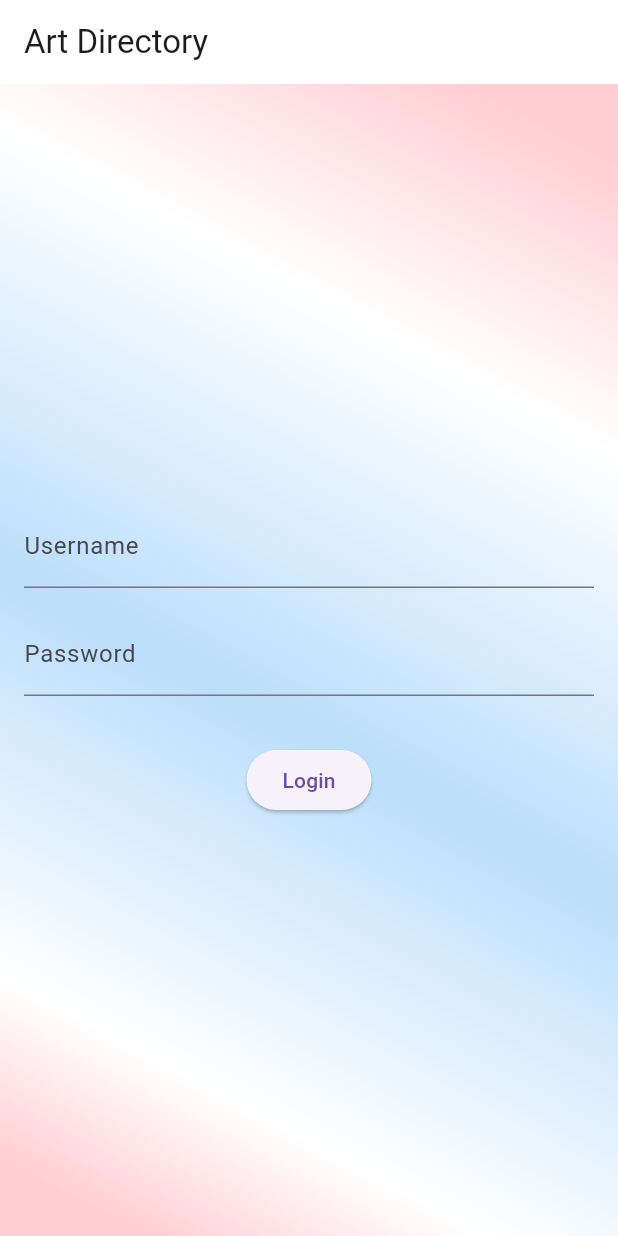
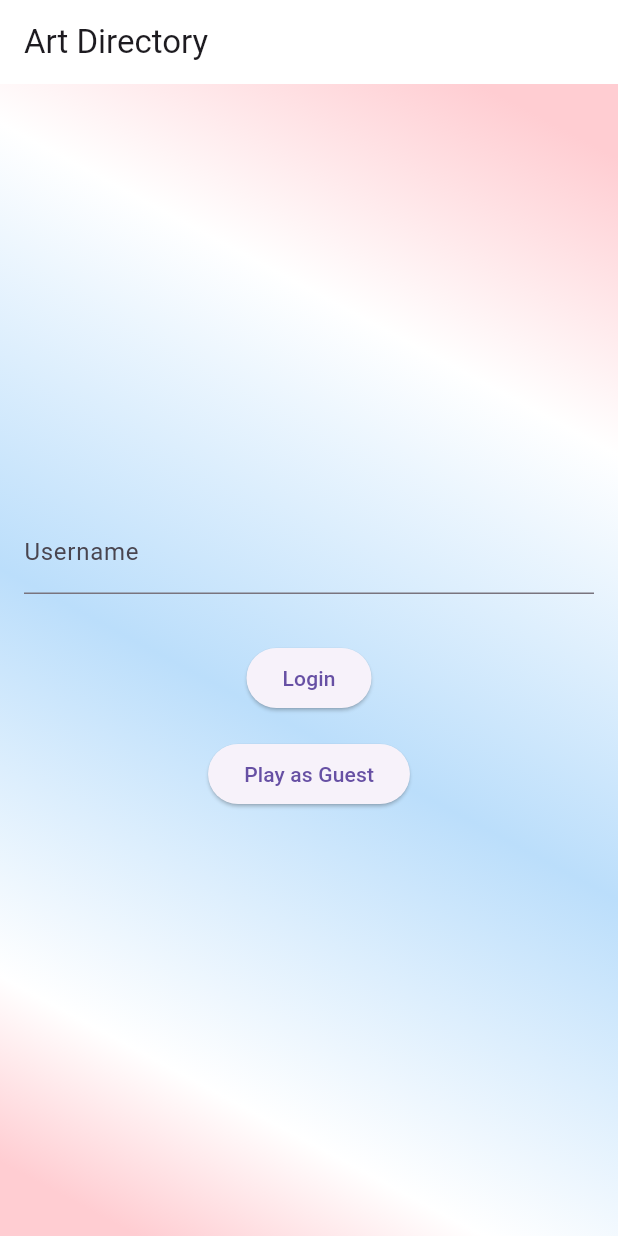
Before and after one commit to flukexp/art-directory, a Flutter app: the screen it shows after launch, after a tap on "Login", on a phone screen of 412 x 824 dp. Run offline on Flutter 3.47's test engine with Material 3 defaults, Android fonts, the phone set to English and light mode, and no system bars.

```diff
--- a/lib/LoginScreen.dart
+++ b/lib/LoginScreen.dart
@@ -1,5 +1,6 @@
 import 'package:flutter/material.dart';
 import 'package:artdirectory/main.dart';
+import 'package:uuid/uuid.dart';
 
 class LoginScreen extends StatefulWidget {
   const LoginScreen({Key? key}) : super(key: key);
@@ -10,7 +11,6 @@ class LoginScreen extends StatefulWidget {
 
 class _LoginScreenState extends State<LoginScreen> {
   TextEditingController _usernameController = TextEditingController();
-  TextEditingController _passwordController = TextEditingController();
 
   @override
   Widget build(BuildContext context) {
@@ -46,18 +46,12 @@ class _LoginScreenState extends State<LoginScreen> {
                   controller: _usernameController,
                   decoration: const InputDecoration(labelText: 'Username'),
                 ),
-                const SizedBox(height: 16),
-                TextField(
-                  controller: _passwordController,
-                  obscureText: true,
-                  decoration: const InputDecoration(labelText: 'Password'),
-                ),
                 const SizedBox(height: 32),
                 ElevatedButton(
                   onPressed: () {
                     // Add your login logic here
                     // For simplicity, let's navigate to the HomeScreen if username and password are not empty
-                    if (_usernameController.text.isNotEmpty && _passwordController.text.isNotEmpty) {
+                    if (_usernameController.text.isNotEmpty) {
                       Navigator.pushReplacement(
                         context,
                         MaterialPageRoute(builder: (context) => const MyHomePage(title: "Art Directory")),
@@ -65,6 +59,21 @@ class _LoginScreenState extends State<LoginScreen> {
                     }
                   },
                   child: const Text('Login'),
+                ),
+                const SizedBox(height: 16),
+                ElevatedButton(
+                  onPressed: () {
+                    // Generate a unique UUID for "Play as Guest"
+                    String guestUuid = Uuid().v4();
+                    _usernameController.text = 'user$guestUuid';
+
+                    // You can navigate to the home screen or perform any other actions here
+                    Navigator.pushReplacement(
+                      context,
+                      MaterialPageRoute(builder: (context) => const MyHomePage(title: "Art Directory")),
+                    );
+                  },
+                  child: const Text('Play as Guest'),
                 ),
               ],
             ),
--- a/pubspec.yaml
+++ b/pubspec.yaml
@@ -30,6 +30,7 @@ environment:
 dependencies:
   flutter:
     sdk: flutter
+  uuid: ^4.2.0
 
 
   # The following adds the Cupertino Icons font to your application.
```
Also changed, not shown: lib/main.dart (+9 -6 lines), pubspec.lock.
